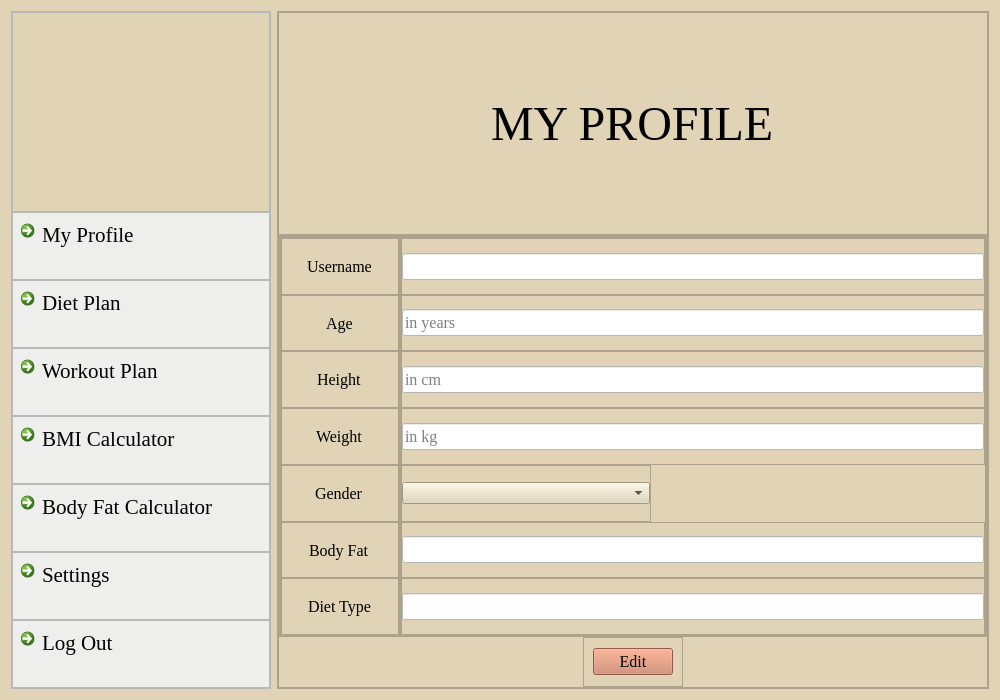
First picture: the form in myprofile.ui, repository skidgefries/rightmeal, before the edit.
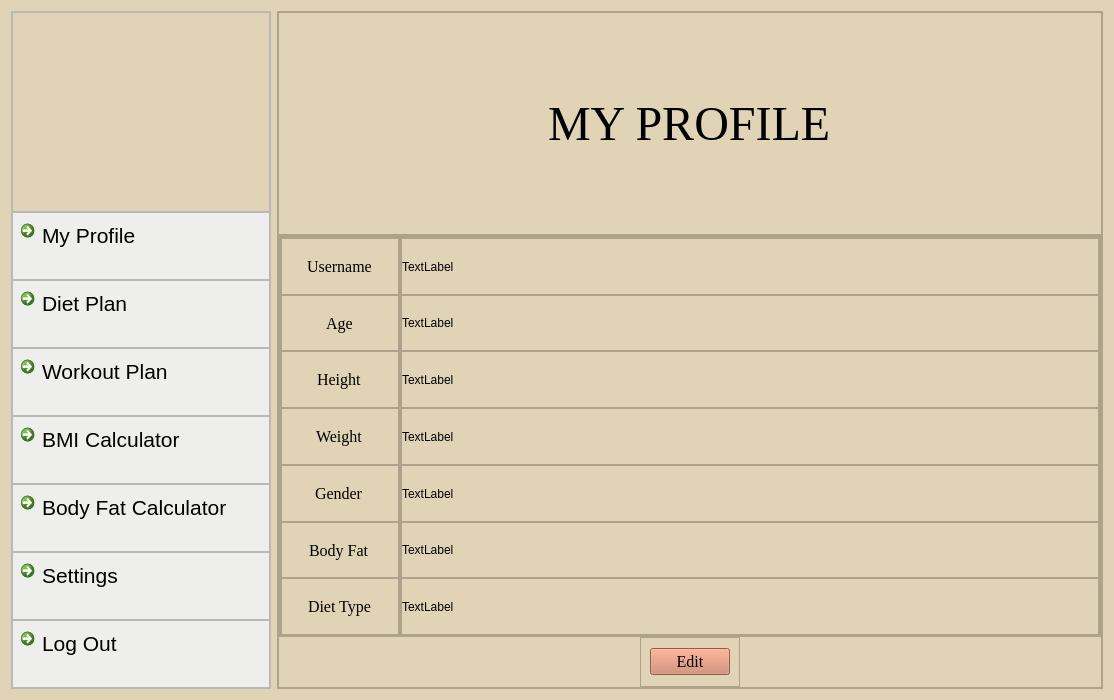
Second picture: the form after the edit. Icons and pictures are not drawn.

What changed in the file:
```diff
--- a/myprofile.ui
+++ b/myprofile.ui
@@ -192,7 +192,7 @@
           <widget class="QCommandLinkButton" name="commandLinkButton_4">
            <property name="font">
             <font>
-             <family>Times New Roman</family>
+             <family>Segoe UI</family>
              <pointsize>16</pointsize>
              <bold>false</bold>
             </font>
@@ -233,7 +233,7 @@
           <widget class="QCommandLinkButton" name="commandLinkButton_9">
            <property name="font">
             <font>
-             <family>Times New Roman</family>
+             <family>Segoe UI</family>
              <pointsize>16</pointsize>
              <bold>false</bold>
             </font>
@@ -274,7 +274,7 @@
           <widget class="QCommandLinkButton" name="commandLinkButton_10">
            <property name="font">
             <font>
-             <family>Times New Roman</family>
+             <family>Segoe UI</family>
              <pointsize>16</pointsize>
              <bold>false</bold>
             </font>
@@ -315,7 +315,7 @@
           <widget class="QCommandLinkButton" name="commandLinkButton_11">
            <property name="font">
             <font>
-             <family>Times New Roman</family>
+             <family>Segoe UI</family>
              <pointsize>16</pointsize>
              <bold>false</bold>
             </font>
@@ -356,7 +356,7 @@
           <widget class="QCommandLinkButton" name="commandLinkButton_12">
            <property name="font">
             <font>
-             <family>Times New Roman</family>
+             <family>Segoe UI</family>
              <pointsize>16</pointsize>
              <bold>false</bold>
             </font>
@@ -397,7 +397,7 @@
           <widget class="QCommandLinkButton" name="commandLinkButton_13">
            <property name="font">
             <font>
-             <family>Times New Roman</family>
+             <family>Segoe UI</family>
              <pointsize>16</pointsize>
              <bold>false</bold>
             </font>
@@ -438,7 +438,7 @@
           <widget class="QCommandLinkButton" name="commandLinkButton_14">
            <property name="font">
             <font>
-             <family>Times New Roman</family>
+             <family>Segoe UI</family>
              <pointsize>16</pointsize>
              <bold>false</bold>
             </font>
@@ -931,6 +931,15 @@
             </item>
             <item>
              <widget class="QFrame" name="frame_17">
+              <property name="enabled">
+               <bool>true</bool>
+              </property>
+              <property name="minimumSize">
+               <size>
+                <width>700</width>
+                <height>0</height>
+               </size>
+              </property>
               <property name="maximumSize">
                <size>
                 <width>16777215</width>
@@ -984,27 +993,15 @@
                    <number>0</number>
                   </property>
                   <item>
-                   <widget class="QLineEdit" name="lineEdit">
-                    <property name="font">
-                     <font>
-                      <family>Times New Roman</family>
-                      <pointsize>12</pointsize>
-                      <italic>false</italic>
-                      <bold>false</bold>
-                     </font>
+                   <widget class="QLabel" name="username">
+                    <property name="minimumSize">
+                     <size>
+                      <width>200</width>
+                      <height>0</height>
+                     </size>
                     </property>
-                    <property name="styleSheet">
-                     <string notr="true">QMainWindow {background: #e0d3b6;}
-QWidget {background: #e0d3b6;}
-QFrame {background: #e0d3b6;}
-QCommandLinkButton  {background:#e0d3b6;}
-QLabel {background: #e0d3b6;}
-QLineEdit {font: #161514;}
-QLineEdit {background: #ffffff;}
-
-
-
-</string>
+                    <property name="text">
+                     <string>TextLabel</string>
                     </property>
                    </widget>
                   </item>
@@ -1035,31 +1032,16 @@
                   <property name="bottomMargin">
                    <number>0</number>
                   </property>
-                  <item>
-                   <widget class="QLineEdit" name="lineEdit_2">
-                    <property name="font">
-                     <font>
-                      <family>Times New Roman</family>
-                      <pointsize>12</pointsize>
-                      <italic>false</italic>
-                      <bold>false</bold>
-                     </font>
+                  <item alignment="Qt::AlignLeft">
+                   <widget class="QLabel" name="age">
+                    <property name="minimumSize">
+                     <size>
+                      <width>200</width>
+                      <height>0</height>
+                     </size>
                     </property>
-                    <property name="styleSheet">
-                     <string notr="true">QMainWindow {background: #e0d3b6;}
-QWidget {background: #e0d3b6;}
-QFrame {background: #e0d3b6;}
-QCommandLinkButton  {background:#e0d3b6;}
-QLabel {background: #e0d3b6;}
-QLineEdit {font: #161514;}
-QLineEdit {background: #ffffff;}
-
-
-
-</string>
-                    </property>
-                    <property name="placeholderText">
-                     <string>in years</string>
+                    <property name="text">
+                     <string>TextLabel</string>
                     </property>
                    </widget>
                   </item>
@@ -1091,30 +1073,9 @@
                    <number>0</number>
                   </property>
                   <item>
-                   <widget class="QLineEdit" name="lineEdit_3">
-                    <property name="font">
-                     <font>
-                      <family>Times New Roman</family>
-                      <pointsize>12</pointsize>
-                      <italic>false</italic>
-                      <bold>false</bold>
-                     </font>
-                    </property>
-                    <property name="styleSheet">
-                     <string notr="true">QMainWindow {background: #e0d3b6;}
-QWidget {background: #e0d3b6;}
-QFrame {background: #e0d3b6;}
-QCommandLinkButton  {background:#e0d3b6;}
-QLabel {background: #e0d3b6;}
-QLineEdit {font: #161514;}
-QLineEdit {background: #ffffff;}
-
-
-
-</string>
-                    </property>
-                    <property name="placeholderText">
-                     <string>in cm</string>
+                   <widget class="QLabel" name="height">
+                    <property name="text">
+                     <string>TextLabel</string>
                     </property>
                    </widget>
                   </item>
@@ -1146,44 +1107,20 @@
                    <number>0</number>
                   </property>
                   <item>
-                   <widget class="QLineEdit" name="lineEdit_4">
-                    <property name="font">
-                     <font>
-                      <family>Times New Roman</family>
-                      <pointsize>12</pointsize>
-                      <italic>false</italic>
-                      <bold>false</bold>
-                     </font>
-                    </property>
-                    <property name="styleSheet">
-                     <string notr="true">QMainWindow {background: #e0d3b6;}
-QWidget {background: #e0d3b6;}
-QFrame {background: #e0d3b6;}
-QCommandLinkButton  {background:#e0d3b6;}
-QLabel {background: #e0d3b6;}
-QLineEdit {font: #161514;}
-QLineEdit {background: #ffffff;}
-
-
-
-</string>
-                    </property>
+                   <widget class="QLabel" name="weight">
                     <property name="text">
-                     <string/>
-                    </property>
-                    <property name="placeholderText">
-                     <string>in kg</string>
+                     <string>TextLabel</string>
                     </property>
                    </widget>
                   </item>
                  </layout>
                 </widget>
                </item>
-               <item alignment="Qt::AlignLeft">
+               <item>
                 <widget class="QFrame" name="frame_27">
                  <property name="minimumSize">
                   <size>
-                   <width>250</width>
+                   <width>0</width>
                    <height>0</height>
                   </size>
                  </property>
@@ -1215,7 +1152,11 @@
                    <number>0</number>
                   </property>
                   <item>
-                   <widget class="QComboBox" name="comboBox"/>
+                   <widget class="QLabel" name="gender">
+                    <property name="text">
+                     <string>TextLabel</string>
+                    </property>
+                   </widget>
                   </item>
                  </layout>
                 </widget>
@@ -1245,27 +1186,9 @@
                    <number>0</number>
                   </property>
                   <item>
-                   <widget class="QLineEdit" name="lineEdit_6">
-                    <property name="font">
-                     <font>
-                      <family>Times New Roman</family>
-                      <pointsize>12</pointsize>
-                      <italic>false</italic>
-                      <bold>false</bold>
-                     </font>
-                    </property>
-                    <property name="styleSheet">
-                     <string notr="true">QMainWindow {background: #e0d3b6;}
-QWidget {background: #e0d3b6;}
-QFrame {background: #e0d3b6;}
-QCommandLinkButton  {background:#e0d3b6;}
-QLabel {background: #e0d3b6;}
-QLineEdit {font: #161514;}
-QLineEdit {background: #ffffff;}
-
-
-
-</string>
+                   <widget class="QLabel" name="bodyfat">
+                    <property name="text">
+                     <string>TextLabel</string>
                     </property>
                    </widget>
                   </item>
@@ -1297,27 +1220,9 @@
                    <number>0</number>
                   </property>
                   <item>
-                   <widget class="QLineEdit" name="lineEdit_7">
-                    <property name="font">
-                     <font>
-                      <family>Times New Roman</family>
-                      <pointsize>12</pointsize>
-                      <italic>false</italic>
-                      <bold>false</bold>
-                     </font>
-                    </property>
-                    <property name="styleSheet">
-                     <string notr="true">QMainWindow {background: #e0d3b6;}
-QWidget {background: #e0d3b6;}
-QFrame {background: #e0d3b6;}
-QCommandLinkButton  {background:#e0d3b6;}
-QLabel {background: #e0d3b6;}
-QLineEdit {font: #161514;}
-QLineEdit {background: #ffffff;}
-
-
-
-</string>
+                   <widget class="QLabel" name="diet">
+                    <property name="text">
+                     <string>TextLabel</string>
                     </property>
                    </widget>
                   </item>
```
Left out of the diff: 2 changed lines with no effect on the pictures.
